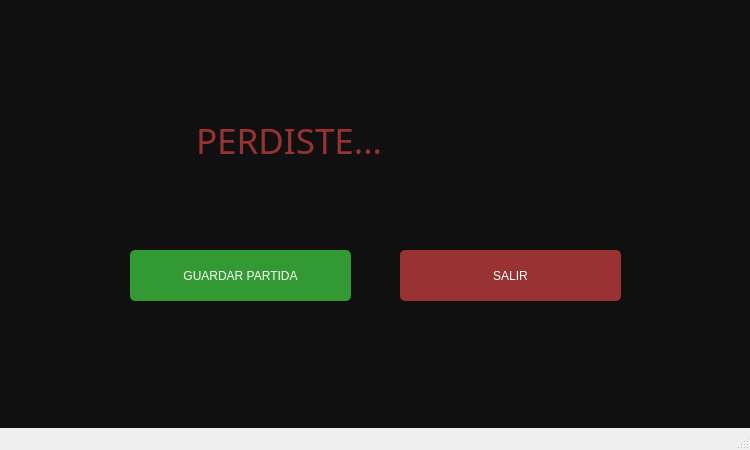
Old version of the form endgame.ui in the repository javierjose1224/Proyecto_final.
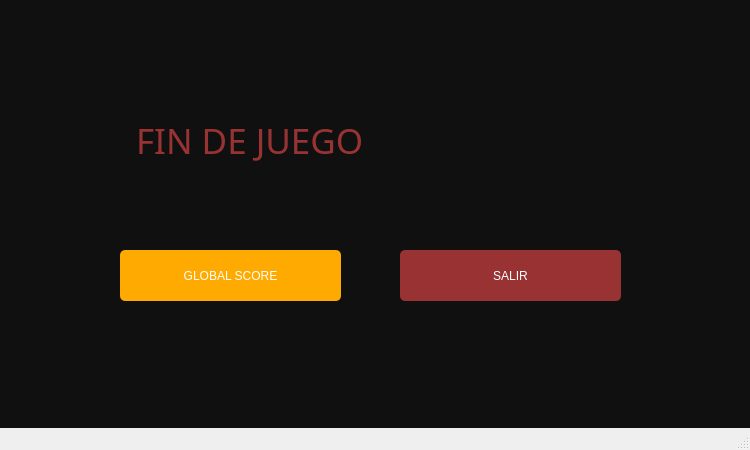
New version of the form.

Patch:
```diff
--- a/endgame.ui
+++ b/endgame.ui
@@ -501,26 +501,6 @@
       <string>GANASTE!!!</string>
      </property>
     </widget>
-    <widget class="QPushButton" name="loginButton">
-     <property name="geometry">
-      <rect>
-       <x>130</x>
-       <y>250</y>
-       <width>221</width>
-       <height>51</height>
-      </rect>
-     </property>
-     <property name="styleSheet">
-      <string notr="true">Padding: 1px;
-font: 16pt &quot;MV Boli&quot;;
-Border-radius: 5px;
-Background: #393;
-Color: #fefefe;</string>
-     </property>
-     <property name="text">
-      <string>GUARDAR PARTIDA</string>
-     </property>
-    </widget>
     <widget class="QPushButton" name="regButton">
      <property name="geometry">
       <rect>
@@ -547,9 +527,9 @@
      </property>
      <property name="geometry">
       <rect>
-       <x>150</x>
+       <x>90</x>
        <y>90</y>
-       <width>481</width>
+       <width>571</width>
        <height>101</height>
       </rect>
      </property>
@@ -571,7 +551,27 @@
 font: 48pt &quot;MV Boli&quot;;</string>
      </property>
      <property name="text">
-      <string>PERDISTE...</string>
+      <string>FIN DE JUEGO</string>
+     </property>
+    </widget>
+    <widget class="QPushButton" name="score">
+     <property name="geometry">
+      <rect>
+       <x>120</x>
+       <y>250</y>
+       <width>221</width>
+       <height>51</height>
+      </rect>
+     </property>
+     <property name="styleSheet">
+      <string notr="true">Padding: 1px;
+font: 16pt &quot;MV Boli&quot;;
+Border-radius: 5px;
+Background: #ffaa00;
+Color: #fefefe;</string>
+     </property>
+     <property name="text">
+      <string>GLOBAL SCORE</string>
      </property>
     </widget>
    </widget>
```
Left out of the diff: 12 changed lines with no effect on the pictures.
